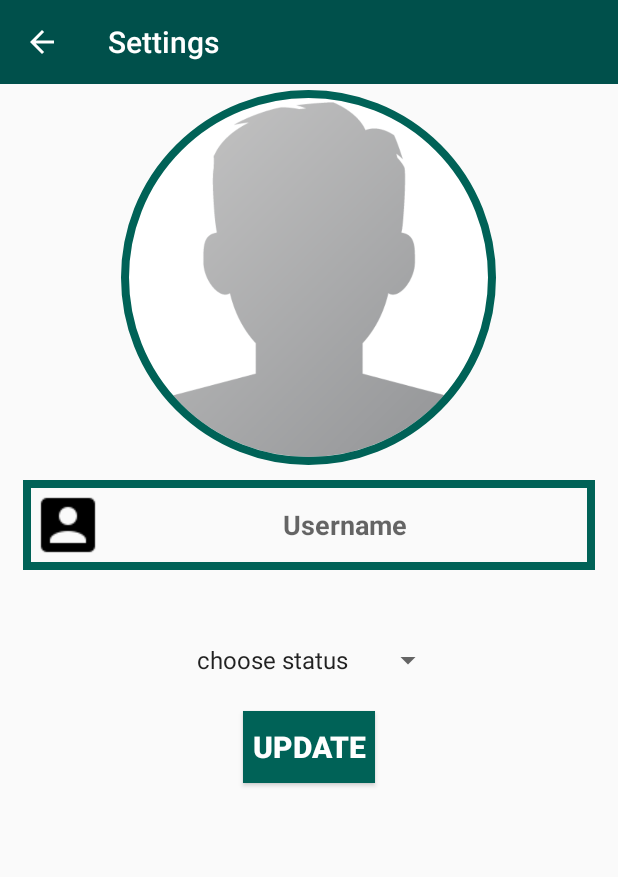
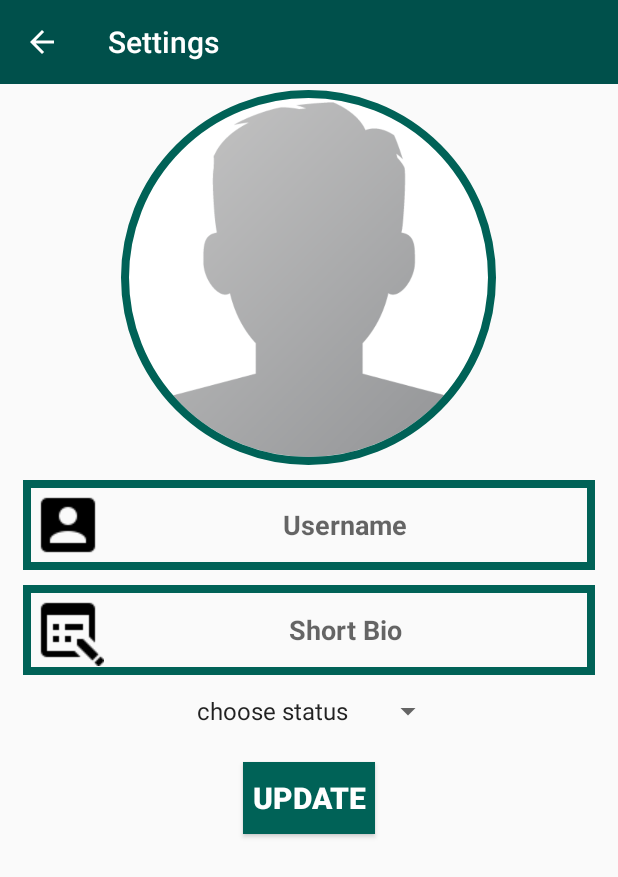
Before and after one commit to ceelogre/HouseHunt, an Android app: the screen it shows after launch once a user with an empty profile is signed in (SettingsActivity), after a tap on "UPDATE", on a phone screen of 412 x 824 dp. Shown: the top 877 px of the screen. Run offline under Robolectric (Android 15) with nearby library versions, the phone set to English and light mode, and no system bars; our stand-ins replace CircleImageView, Firebase (no records; nobody signed in at launch, a user with empty details on screens opened directly), Picasso; libraries missing offline, so code that uses them is left out: com.theartofdev.edmodo.

Commit message:
Latest iteration of Project

```diff
--- a/app/src/main/AndroidManifest.xml
+++ b/app/src/main/AndroidManifest.xml
@@ -41,6 +41,10 @@
         <activity
             android:name=".Activities.AcceptOrDeclineSeekerActivity"
             android:label="@string/title_activity_accept_or_decline_seeker"
+            android:theme="@style/AppTheme" />
+        <activity
+            android:name=".Activities.ViewHouseMatesActivity"
+            android:label="@string/title_activity_view_house_mates"
             android:theme="@style/AppTheme"></activity>
     </application>
 
--- a/app/src/main/java/com/example/jmugyenyi/mychat/Activities/AcceptOrDeclineSeekerActivity.java
+++ b/app/src/main/java/com/example/jmugyenyi/mychat/Activities/AcceptOrDeclineSeekerActivity.java
@@ -154,7 +154,7 @@ public class AcceptOrDeclineSeekerActivity extends AppCompatActivity {
                     }
                     if(dataSnapshot.hasChild("status")){
 
-                        String retrieveHousename = dataSnapshot.child("status").getValue().toString();
+                        String retrieveHousename = dataSnapshot.child("bio").getValue().toString();
                         seekerStatus.setText(retrieveHousename);
                     }
                     if(dataSnapshot.hasChild("image"))
--- a/app/src/main/java/com/example/jmugyenyi/mychat/Activities/PaymentActivity.java
+++ b/app/src/main/java/com/example/jmugyenyi/mychat/Activities/PaymentActivity.java
@@ -88,6 +88,8 @@ public class PaymentActivity extends AppCompatActivity {
                                 //Log.d(TAG, "Accepted loop: "+houseID);
                                 databaseReference.child("Users").child(currentUserID).child("status").setValue("house mate");
                                 databaseReference.child("Users").child(currentUserID).child("chat").setValue(groupChat);
+                                databaseReference.child("Users").child(currentUserID).child("My House").setValue(houseID);
+                                databaseReference.child("House").child(houseID).child("HouseMates").child(currentUserID).child("Mates").setValue("Yes");
 
 
                                 databaseReference.child("House").child(houseID).addValueEventListener(new ValueEventListener() {
--- a/app/src/main/java/com/example/jmugyenyi/mychat/Activities/SettingsActivity.java
+++ b/app/src/main/java/com/example/jmugyenyi/mychat/Activities/SettingsActivity.java
@@ -40,7 +40,7 @@ import de.hdodenhof.circleimageview.CircleImageView;
 public class SettingsActivity extends AppCompatActivity {
 
     private Button updateSettings;
-    private EditText username, status;
+    private EditText username, userStatus;
     private Spinner spinner;
     private CircleImageView userProfileImage;
     private String currentUserID;
@@ -53,6 +53,7 @@ public class SettingsActivity extends AppCompatActivity {
 
     private String setUserName;
     private String setStatus;
+    private String setBio;
     private String myStatusStringArray [] = {"choose status","seeker","house head","house mate"};
 
 
@@ -182,17 +183,21 @@ public class SettingsActivity extends AppCompatActivity {
                 if ((dataSnapshot.exists()) && (dataSnapshot.hasChild("name")) && (dataSnapshot.hasChild("image")))
                 {
                     String retrieveUsername = dataSnapshot.child("name").getValue().toString();
+                    String retrieveBio = dataSnapshot.child("bio").getValue().toString();
                     String retrieveProfileImage = dataSnapshot.child("image").getValue().toString();
 
                     username.setText(retrieveUsername);
+                    userStatus.setText(retrieveBio);
                     Picasso.get().load(retrieveProfileImage).into(userProfileImage);
 
                 }else if ((dataSnapshot.exists()) && (dataSnapshot.hasChild("name")))
                 {
 
                     String retrieveUsername = dataSnapshot.child("name").getValue().toString();
+                    String retrieveBio = dataSnapshot.child("bio").getValue().toString();
 
                     username.setText(retrieveUsername);
+                    userStatus.setText(retrieveBio);
                 }else
                 {
                     Toast.makeText(SettingsActivity.this,"Update Profile",Toast.LENGTH_SHORT).show();
@@ -228,17 +233,23 @@ public class SettingsActivity extends AppCompatActivity {
     private void UpdateSettings() {
 
          setUserName = username.getText().toString();
+        setBio= userStatus.getText().toString();
+
 
         if (TextUtils.isEmpty(setUserName)){
             Toast.makeText(this, "Enter username!",Toast.LENGTH_SHORT).show();
+        }else if(TextUtils.isEmpty(setBio)){
+            Toast.makeText(this, "Enter a Bio!",Toast.LENGTH_SHORT).show();
         }else if(setStatus.equalsIgnoreCase("choose status")){
             Toast.makeText(this, "Choose a status!",Toast.LENGTH_SHORT).show();
         }
+
         else {
             HashMap<String, Object> profileMap = new HashMap<>();
             profileMap.put("uid", currentUserID);
             profileMap.put("name", setUserName);
             profileMap.put("status", setStatus);
+            profileMap.put("bio", setBio);
             databaseReference.child("Users").child(currentUserID).updateChildren(profileMap).addOnCompleteListener(new OnCompleteListener<Void>() {
                 @Override
                 public void onComplete(@NonNull Task<Void> task) {
@@ -257,6 +268,7 @@ public class SettingsActivity extends AppCompatActivity {
     private void initialiseFields() {
         updateSettings = findViewById(R.id.update_settings_button);
         username = findViewById(R.id.set_user_name);
+        userStatus = findViewById(R.id.set_Bio);
         userProfileImage = findViewById(R.id.set_profile_image);
         loadingBar = new ProgressDialog(this);
         mToolbar = findViewById(R.id.settings_toolbar);
--- a/app/src/main/java/com/example/jmugyenyi/mychat/Fragments/AvailableHouseFragment.java
+++ b/app/src/main/java/com/example/jmugyenyi/mychat/Fragments/AvailableHouseFragment.java
@@ -110,7 +110,8 @@ public class AvailableHouseFragment extends Fragment {
                                 });
 
                             }
-                        });}
+                        });
+                        }
                     }
 
                     @NonNull
--- a/app/src/main/java/com/example/jmugyenyi/mychat/Fragments/ViewInterestedSeekersFragment.java
+++ b/app/src/main/java/com/example/jmugyenyi/mychat/Fragments/ViewInterestedSeekersFragment.java
@@ -100,7 +100,7 @@ public class ViewInterestedSeekersFragment extends Fragment {
                             String _profileStatus = dataSnapshot.child("status").getValue().toString();
 
                             holder.userName.setText(_profileName);
-                            holder.userStatus.setText(_profileStatus);
+                            holder.userStatus.setText("wants to join your house");
                             Picasso.get().load(_profileImage).placeholder(R.drawable.profile_image).into(holder.profileImage);
 
                         }
--- a/app/src/main/java/com/example/jmugyenyi/mychat/utils/HouseCRUD.java
+++ b/app/src/main/java/com/example/jmugyenyi/mychat/utils/HouseCRUD.java
@@ -94,6 +94,8 @@ public class HouseCRUD {
         databaseReference =FirebaseDatabase.getInstance().getReference("Users");
         databaseReference.child(authenticatedUserId).child("chat").setValue(chat);
         databaseReference.child(authenticatedUserId).child("house").child(houseId).setValue(true);
+        databaseReference.child(authenticatedUserId).child("My House").setValue(houseId);
+        FirebaseDatabase.getInstance().getReference("House").child(houseId).child("HouseMates").child(authenticatedUserId).child("Mates").setValue("Yes");
 
     }
 
@@ -111,13 +113,9 @@ public class HouseCRUD {
         innerDatabaseReference.addValueEventListener(new ValueEventListener() {
             @Override
             public void onDataChange(DataSnapshot dataSnapshot) {
-
                 User user = dataSnapshot.getValue(User.class);
-
                 Log.d("This user", user.toString());
-
             }
-
             @Override
             public void onCancelled(DatabaseError error) {
                 // Failed to read value
--- a/app/src/main/res/layout/activity_settings.xml
+++ b/app/src/main/res/layout/activity_settings.xml
@@ -42,13 +42,13 @@
         android:layout_marginTop="10dp"
         />
 
-  <!--  <EditText
-        android:id="@+id/set_profile_status"
+    <EditText
+        android:id="@+id/set_Bio"
         android:layout_width="match_parent"
         android:layout_height="wrap_content"
         android:layout_below="@id/set_user_name"
         android:inputType="textImeMultiLine"
-        android:hint="@string/userStatus"
+        android:hint="Short Bio"
         android:textAlignment="center"
         android:drawableStart="@drawable/edit_status"
         android:textColor="@color/colorPrimaryDark"
@@ -58,16 +58,15 @@
         android:layout_marginEnd="15dp"
         android:padding="6dp"
         android:layout_marginTop="10dp"
-        />-->
+        />
 
     <Spinner
         android:id="@+id/spinner"
         android:layout_width="wrap_content"
         android:layout_height="wrap_content"
         android:layout_marginStart="8dp"
-        android:layout_marginTop="36dp"
-        android:layout_marginEnd="8dp"
-        android:layout_below="@+id/set_user_name"
+
+        android:layout_below="@+id/set_Bio"
         android:layout_centerHorizontal="true"
         />
 
--- a/app/src/main/res/values/strings.xml
+++ b/app/src/main/res/values/strings.xml
@@ -27,4 +27,5 @@
     <string name="hello_blank_fragment">Hello blank fragment</string>
     <string name="title_activity_payment">PaymentActivity</string>
     <string name="title_activity_accept_or_decline_seeker">AcceptOrDeclineSeekerActivity</string>
+    <string name="title_activity_view_house_mates">ViewHouseMatesActivity</string>
 </resources>
```
Also changed, not shown: app/src/main/java/com/example/jmugyenyi/mychat/Activities/ViewHouseMatesActivity.java (added, +103 -0 lines), app/src/main/java/com/example/jmugyenyi/mychat/Fragments/HouseMatesFragment.java (+61 -57 lines), app/src/main/java/com/example/jmugyenyi/mychat/model/User.java (+7 -0 lines), app/src/main/res/layout/content_view_house_mates.xml (added, +11 -0 lines).
